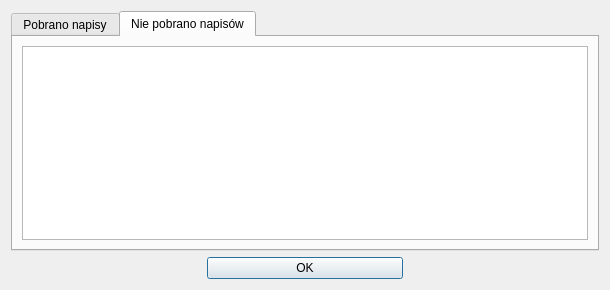
Before: the Qt Designer form forms/frmsummary.ui in konserw/Qnapi, drawn with Qt 5.
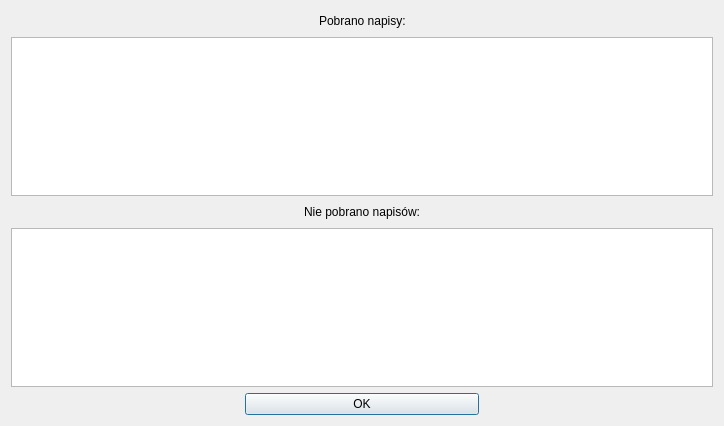
After: the same form once the commit is applied. The open tabs and pages were chosen to show the change. Icons and pictures are not drawn.

Patch:
```diff
--- a/forms/frmsummary.ui
+++ b/forms/frmsummary.ui
@@ -4,12 +4,12 @@
   <property name="windowModality" >
    <enum>Qt::WindowModal</enum>
   </property>
-  <property name="geometry" >
+  <property name="geometry">
    <rect>
     <x>0</x>
     <y>0</y>
-    <width>610</width>
-    <height>290</height>
+    <width>724</width>
+    <height>426</height>
    </rect>
   </property>
   <property name="windowTitle" >
@@ -19,40 +19,90 @@
    <iconset resource="../res/resources.qrc" >
     <normaloff>:/icon/qnapi-48-icon.png</normaloff>:/icon/qnapi-48-icon.png</iconset>
   </property>
-  <layout class="QVBoxLayout" name="verticalLayout_3" >
+  <layout class="QVBoxLayout" name="verticalLayout">
    <item>
-    <widget class="QTabWidget" name="tabWidget" >
-     <property name="tabPosition" >
-      <enum>QTabWidget::North</enum>
-     </property>
-     <property name="currentIndex" >
-      <number>0</number>
-     </property>
-     <widget class="QWidget" name="tabSuccess" >
-      <attribute name="title" >
-       <string>Pobrano napisy</string>
-      </attribute>
-      <layout class="QVBoxLayout" name="verticalLayout" >
-       <item>
-        <widget class="QListWidget" name="lwSuccess" />
-       </item>
-      </layout>
-     </widget>
-     <widget class="QWidget" name="tabFail" >
-      <attribute name="title" >
-       <string>Nie pobrano napisów</string>
-      </attribute>
-      <layout class="QVBoxLayout" name="verticalLayout_2" >
-       <item>
-        <widget class="QListWidget" name="lwFail" />
-       </item>
-      </layout>
-     </widget>
-    </widget>
+    <layout class="QHBoxLayout" name="horizontalLayout">
+     <item>
+      <spacer name="horizontalSpacer_4">
+       <property name="orientation">
+        <enum>Qt::Horizontal</enum>
+       </property>
+       <property name="sizeHint" stdset="0">
+        <size>
+         <width>40</width>
+         <height>20</height>
+        </size>
+       </property>
+      </spacer>
+     </item>
+     <item>
+      <widget class="QLabel" name="label">
+       <property name="text">
+        <string>Pobrano napisy:</string>
+       </property>
+      </widget>
+     </item>
+     <item>
+      <spacer name="horizontalSpacer_2">
+       <property name="orientation">
+        <enum>Qt::Horizontal</enum>
+       </property>
+       <property name="sizeHint" stdset="0">
+        <size>
+         <width>40</width>
+         <height>20</height>
+        </size>
+       </property>
+      </spacer>
+     </item>
+    </layout>
    </item>
    <item>
-    <layout class="QHBoxLayout" >
-     <property name="topMargin" >
+    <widget class="QListWidget" name="lwSuccess"/>
+   </item>
+   <item>
+    <layout class="QHBoxLayout" name="horizontalLayout_2">
+     <item>
+      <spacer name="horizontalSpacer_3">
+       <property name="orientation">
+        <enum>Qt::Horizontal</enum>
+       </property>
+       <property name="sizeHint" stdset="0">
+        <size>
+         <width>40</width>
+         <height>20</height>
+        </size>
+       </property>
+      </spacer>
+     </item>
+     <item>
+      <widget class="QLabel" name="label_2">
+       <property name="text">
+        <string>Nie pobrano napisów:</string>
+       </property>
+      </widget>
+     </item>
+     <item>
+      <spacer name="horizontalSpacer">
+       <property name="orientation">
+        <enum>Qt::Horizontal</enum>
+       </property>
+       <property name="sizeHint" stdset="0">
+        <size>
+         <width>40</width>
+         <height>20</height>
+        </size>
+       </property>
+      </spacer>
+     </item>
+    </layout>
+   </item>
+   <item>
+    <widget class="QListWidget" name="lwFail"/>
+   </item>
+   <item>
+    <layout class="QHBoxLayout">
+     <property name="topMargin">
       <number>0</number>
      </property>
      <item>
```
Left out of the diff: 37 changed lines with no effect on the pictures.
